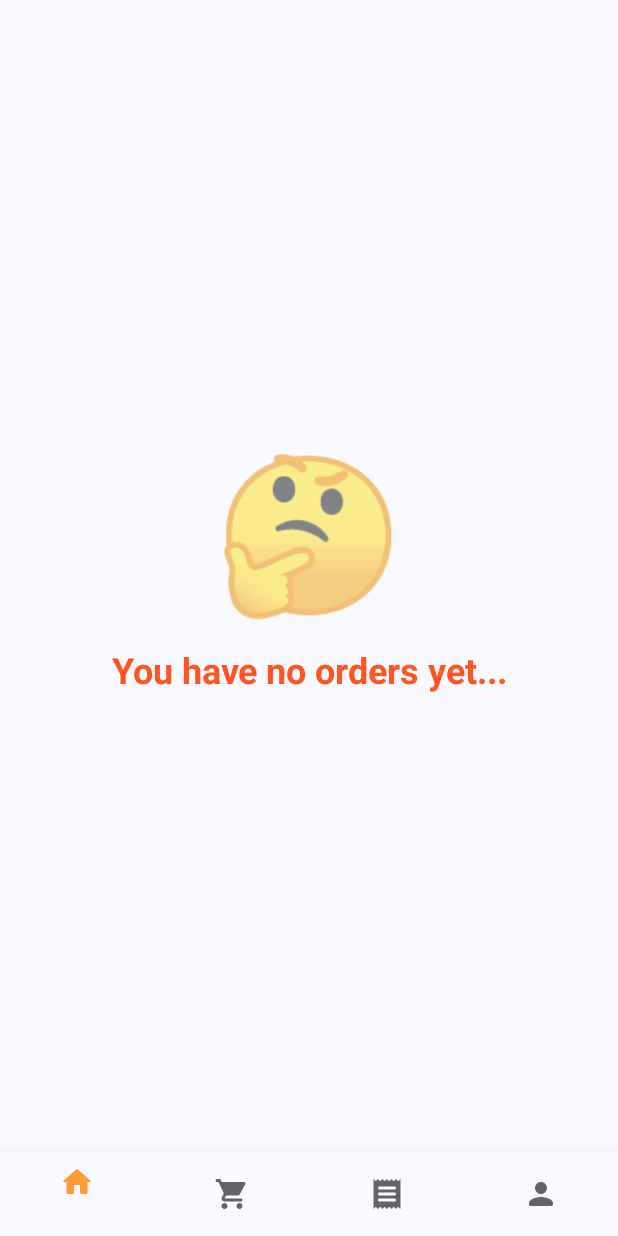
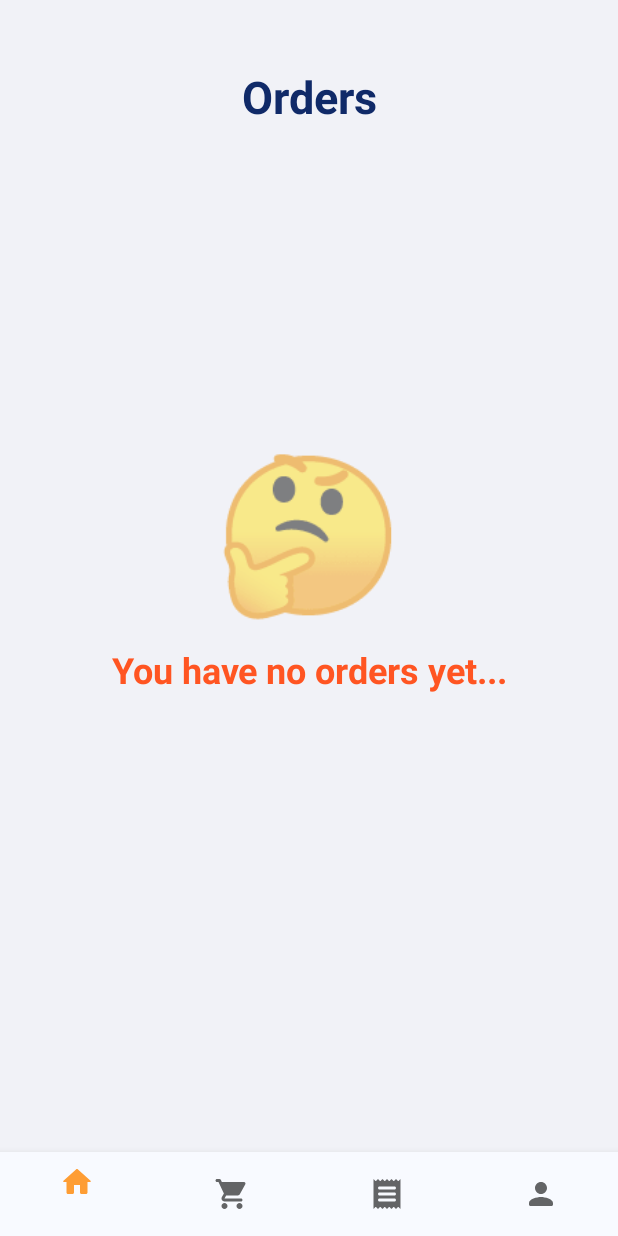
Before and after one commit to sevenwhiteclouds/happydays, an Android app: the fragment OrdersFragment placed in its activity, on a phone screen of 412 x 824 dp. Run offline under Robolectric (Android 15) with nearby library versions, the phone set to English and light mode, and no system bars; our stand-ins replace Room's generated code; 3 statements that could not run were skipped.

Commit message:
order layout 70% done

```diff
--- a/app/src/main/java/com/kdub/happydays/CreateAccount.java
+++ b/app/src/main/java/com/kdub/happydays/CreateAccount.java
@@ -36,7 +36,6 @@ public class CreateAccount extends AppCompatActivity {
     View view = mActivityCreateAccountBinding.getRoot();
     setContentView(view);
 
-    // TODO: add a confirm password?
     mFirstName = mActivityCreateAccountBinding.firstNameText;
     mLastName = mActivityCreateAccountBinding.lastNameText;
     mUserName = mActivityCreateAccountBinding.usernameText;
--- a/app/src/main/java/com/kdub/happydays/HomeItemsAdapter.java
+++ b/app/src/main/java/com/kdub/happydays/HomeItemsAdapter.java
@@ -56,7 +56,7 @@ public class HomeItemsAdapter extends RecyclerView.Adapter<HomeItemsAdapter.MyVi
     holder.itemEntire.setOnClickListener(new View.OnClickListener() {
       @Override
       public void onClick(View view) {
-        // TODO: code to add to cart here (when clicked on the orange plus button
+        // TODO: code to view the entire item here
         Toast.makeText(context, "entire item clicked", Toast.LENGTH_SHORT).show();
       }
     });
@@ -64,7 +64,7 @@ public class HomeItemsAdapter extends RecyclerView.Adapter<HomeItemsAdapter.MyVi
     holder.itemAddButton.setOnClickListener(new View.OnClickListener() {
       @Override
       public void onClick(View view) {
-        // TODO: when functioning, and if you have time, refactor into it's own methods
+        // TODO: refactor into separate methods?
         mPreferences = context.getSharedPreferences("session", MODE_PRIVATE);
         mHappyDAO = Room.databaseBuilder(context, AppDataBase.class, AppDataBase.DATABASE_NAME)
           .allowMainThreadQueries().build().happyDAO();
@@ -73,7 +73,7 @@ public class HomeItemsAdapter extends RecyclerView.Adapter<HomeItemsAdapter.MyVi
 
         List<CartItem> allUserEntriesInCartDatabase = mHappyDAO.getCartItemsByUserId(mPreferences.getInt("userId", 0));
 
-        // TODO: this is so confusing, desperately needs to be rewritten into seperate methods
+        // TODO: this is so confusing, desperately needs to be rewritten into separate methods
         boolean itemExists = false;
         int positionWhereItemExist = 0;
 
--- a/app/src/main/java/com/kdub/happydays/OrdersFragment.java
+++ b/app/src/main/java/com/kdub/happydays/OrdersFragment.java
@@ -30,14 +30,21 @@ public class OrdersFragment extends Fragment {
     view = inflater.inflate(R.layout.fragment_orders, container, false);
 
     if (mHappyDAO.getOrdersByUserId(userId).size() == 0) {
-      emptyOrder();
+      emptyOrders();
+    }
+    else {
+      ordersNotEmpty();
     }
 
     return view;
   }
 
-  private void emptyOrder() {
+  private void emptyOrders() {
     view.findViewById(R.id.orders_no_order_emoji).setVisibility(View.VISIBLE);
     view.findViewById(R.id.orders_no_order_message).setVisibility(View.VISIBLE);
   }
+
+  private void ordersNotEmpty() {
+    view.findViewById(R.id.orders_header_text).setVisibility(View.VISIBLE);
+  }
 }
--- a/app/src/main/res/layout/fragment_orders.xml
+++ b/app/src/main/res/layout/fragment_orders.xml
@@ -5,8 +5,32 @@
     android:id="@+id/full_layout"
     android:layout_width="match_parent"
     android:layout_height="match_parent"
-    android:background="@color/white"
+    android:background="#F1F2F7"
     tools:context=".OrdersFragment">
+
+    <TextView
+        android:id="@+id/orders_header_text"
+        android:layout_width="wrap_content"
+        android:layout_height="wrap_content"
+        android:layout_marginTop="44dp"
+        android:text="Orders"
+        android:textColor="@color/third"
+        android:textSize="30sp"
+        android:textStyle="bold"
+        android:visibility="visible"
+        app:layout_constraintEnd_toEndOf="parent"
+        app:layout_constraintStart_toStartOf="parent"
+        app:layout_constraintTop_toTopOf="parent" />
+
+    <androidx.recyclerview.widget.RecyclerView
+        android:id="@+id/orders_recycle_view"
+        android:layout_width="match_parent"
+        android:layout_height="wrap_content"
+        android:visibility="visible"
+        app:layout_constraintEnd_toEndOf="parent"
+        app:layout_constraintStart_toStartOf="parent"
+        app:layout_constraintTop_toBottomOf="@+id/orders_header_text"
+        tools:listitem="@layout/order_item" />
 
     <TextView
         android:id="@+id/orders_no_order_emoji"
@@ -36,4 +60,5 @@
         app:layout_constraintStart_toStartOf="parent"
         app:layout_constraintTop_toBottomOf="@+id/orders_no_order_emoji"
         app:layout_constraintVertical_bias="0.04000002" />
+
 </androidx.constraintlayout.widget.ConstraintLayout>
--- a/app/src/main/res/values/colors.xml
+++ b/app/src/main/res/values/colors.xml
@@ -1,6 +1,5 @@
 <?xml version="1.0" encoding="utf-8"?>
 <resources>
-<!--TODO: not sure about this color white-->
     <color name="white">#F8FAFF</color>-->
     <color name="main">#FE9D34</color>
     <color name="secondary">#ff5522</color>
--- a/app/src/main/res/values/strings.xml
+++ b/app/src/main/res/values/strings.xml
@@ -25,6 +25,4 @@
     <string name="attachment_summary_on">Automatically download attachments for incoming emails
     </string>
     <string name="attachment_summary_off">Only download attachments when manually requested</string>
-    <!-- TODO: Remove or change this placeholder text -->
-    <string name="hello_blank_fragment">Hello World!</string>
 </resources>
```
Also changed, not shown: app/src/main/java/com/kdub/happydays/Order.java (+12 -9 lines), app/src/main/res/layout/order_item.xml (added, +156 -0 lines), 1 other file.
